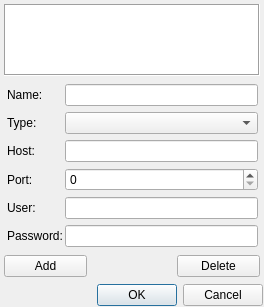
This is src/plugins/connectionmanager/editproxydialog2.ui in xnamed/vacuum-im as Qt 5 draws it before an edit. The edited form follows.
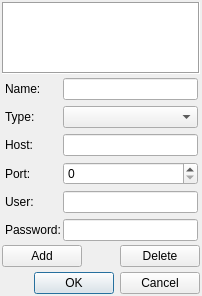
This is the edited form.

Patch:
```diff
--- a/src/plugins/connectionmanager/editproxydialog2.ui
+++ b/src/plugins/connectionmanager/editproxydialog2.ui
@@ -6,47 +6,39 @@
    <rect>
     <x>0</x>
     <y>0</y>
-    <width>223</width>
-    <height>294</height>
+    <width>202</width>
+    <height>282</height>
    </rect>
   </property>
+  <property name="sizePolicy">
+   <sizepolicy hsizetype="Expanding" vsizetype="Expanding">
+    <horstretch>0</horstretch>
+    <verstretch>0</verstretch>
+   </sizepolicy>
+  </property>
   <property name="windowTitle">
    <string>Proxy Manager</string>
   </property>
-  <layout class="QGridLayout" name="gridLayout">
-   <property name="leftMargin">
-    <number>1</number>
-   </property>
-   <property name="topMargin">
-    <number>1</number>
-   </property>
-   <property name="rightMargin">
-    <number>1</number>
-   </property>
-   <property name="bottomMargin">
-    <number>1</number>
-   </property>
-   <property name="spacing">
-    <number>1</number>
-   </property>
-   <item row="0" column="0">
     <layout class="QVBoxLayout" name="verticalLayout">
+   <property name="spacing">
+    <number>2</number>
+   </property>
      <property name="leftMargin">
-      <number>3</number>
+    <number>2</number>
      </property>
      <property name="topMargin">
-      <number>3</number>
+    <number>2</number>
      </property>
      <property name="rightMargin">
-      <number>3</number>
+    <number>2</number>
      </property>
      <property name="bottomMargin">
-      <number>3</number>
+    <number>2</number>
      </property>
      <item>
       <widget class="QListWidget" name="ltwProxyList">
        <property name="sizePolicy">
-        <sizepolicy hsizetype="Minimum" vsizetype="Expanding">
+      <sizepolicy hsizetype="Expanding" vsizetype="Expanding">
          <horstretch>0</horstretch>
          <verstretch>0</verstretch>
         </sizepolicy>
@@ -60,9 +52,13 @@
       </widget>
      </item>
      <item>
-      <layout class="QHBoxLayout" name="horizontalLayout_2" stretch="3">
-       <item>
         <widget class="QWidget" name="wdtProperties" native="true">
+     <property name="sizePolicy">
+      <sizepolicy hsizetype="Expanding" vsizetype="Minimum">
+       <horstretch>0</horstretch>
+       <verstretch>0</verstretch>
+      </sizepolicy>
+     </property>
          <layout class="QFormLayout" name="formLayout">
           <property name="horizontalSpacing">
            <number>2</number>
@@ -192,8 +188,6 @@
          </layout>
         </widget>
        </item>
-      </layout>
-     </item>
      <item>
       <layout class="QHBoxLayout" name="horizontalLayout_4">
        <item>
@@ -214,6 +208,9 @@
          <property name="orientation">
           <enum>Qt::Horizontal</enum>
          </property>
+       <property name="sizeType">
+        <enum>QSizePolicy::Expanding</enum>
+       </property>
          <property name="sizeHint" stdset="0">
           <size>
            <width>40</width>
@@ -237,9 +234,7 @@
        </item>
       </layout>
      </item>
-    </layout>
-   </item>
-   <item row="1" column="0">
+   <item>
     <spacer name="verticalSpacer">
      <property name="orientation">
       <enum>Qt::Vertical</enum>
@@ -252,7 +247,7 @@
      </property>
     </spacer>
    </item>
-   <item row="2" column="0">
+   <item>
     <layout class="QHBoxLayout" name="horizontalLayout">
      <property name="topMargin">
       <number>3</number>
@@ -260,7 +255,7 @@
      <item>
       <widget class="QDialogButtonBox" name="btbButtons">
        <property name="sizePolicy">
-        <sizepolicy hsizetype="Expanding" vsizetype="Preferred">
+        <sizepolicy hsizetype="Expanding" vsizetype="Fixed">
          <horstretch>0</horstretch>
          <verstretch>0</verstretch>
         </sizepolicy>
```
Lines whose indentation alone changed are shown as unchanged.
